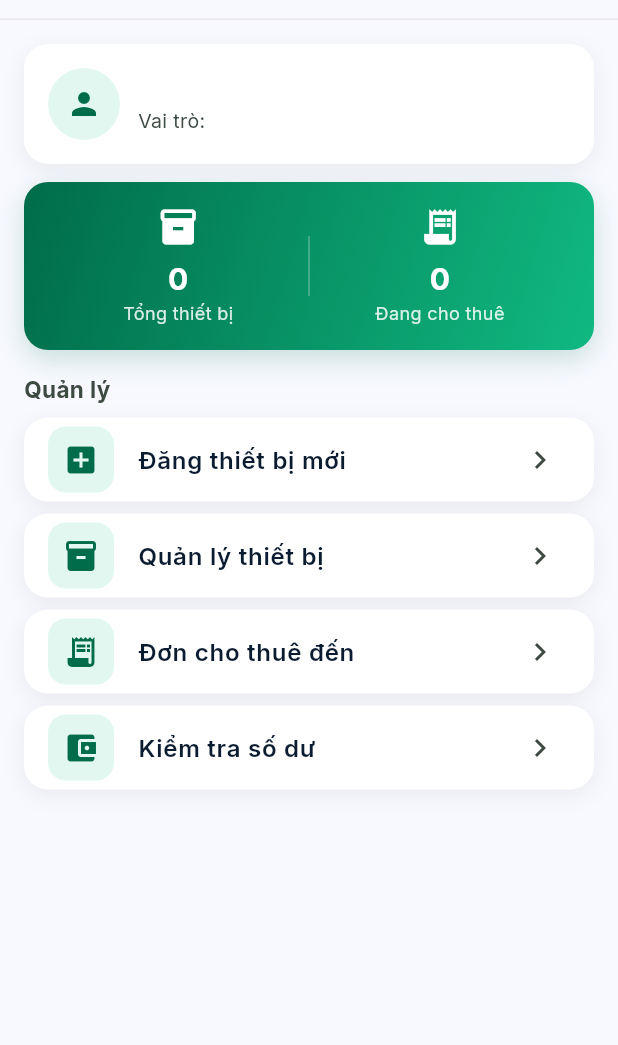
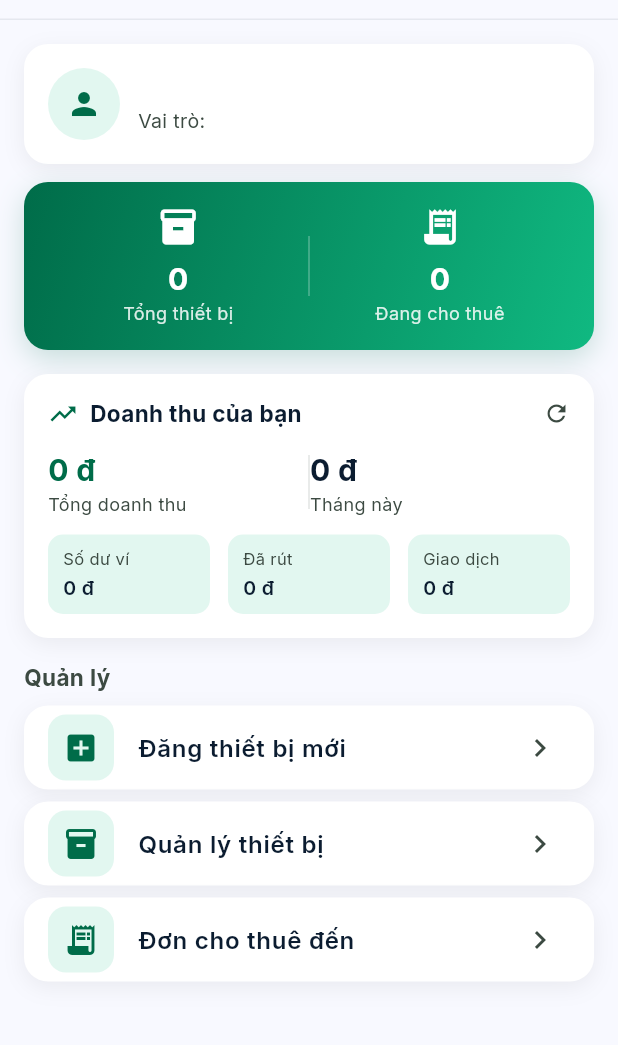
Before and after one commit to thanhduy2307/P2P-Tech-Camping-Rental-Platform, a Flutter app: the LenderDashboardScreen screen opened by its route, on a phone screen of 412 x 824 dp, the part 76-1121 px from its top. Run offline on Flutter 3.47's test engine with Material 3 defaults, Android fonts, the phone set to English and light mode, and no system bars; our stand-ins replace cached_network_image, flutter_image_compress, geolocator, image_picker, shared_preferences; accounts and stored records are empty; network calls fail.

Commit message:
feat: lender revenue dashboard (lender-stats API + mobile revenue card), fix pollGoogleSession paren bug

```diff
--- a/mobile/lib/screens/lender/lender_dashboard_screen.dart
+++ b/mobile/lib/screens/lender/lender_dashboard_screen.dart
@@ -1,13 +1,11 @@
 import 'package:flutter/material.dart';
 import 'package:provider/provider.dart';
 import 'package:velox_mobile/core/theme.dart';
-import 'package:velox_mobile/models/asset.dart';
 import 'package:velox_mobile/providers/auth_provider.dart';
 import 'package:velox_mobile/services/asset_service.dart';
 import 'package:velox_mobile/services/auth_service.dart';
 import 'package:velox_mobile/widgets/app_shell.dart';
 import 'package:velox_mobile/widgets/common.dart';
-import 'package:velox_mobile/widgets/equip_dialog.dart';
 
 class LenderDashboardScreen extends StatefulWidget {
   const LenderDashboardScreen({super.key});
@@ -20,6 +18,8 @@ class _LenderDashboardScreenState extends State<LenderDashboardScreen> {
   int _assetCount = 0;
   int _activeRentals = 0;
   bool _loadingStats = true;
+  Map<String, dynamic> _revenue = {};
+  bool _loadingRevenue = true;
 
   @override
   void initState() {
@@ -43,7 +43,25 @@ class _LenderDashboardScreenState extends State<LenderDashboardScreen> {
         if (mounted && _assetCount == 0) _loadStats();
       });
     }
+    _loadRevenue();
   }
+
+  Future<void> _loadRevenue() async {
+    try {
+      final stats = await AuthService.getLenderStats();
+      if (!mounted) return;
+      setState(() {
+        _revenue = stats;
+        _loadingRevenue = false;
+      });
+    } catch (_) {
+      if (!mounted) return;
+      setState(() => _loadingRevenue = false);
+    }
+  }
+
+  double _rev(String key) =>
+      ((_revenue[key] ?? 0) as num).toDouble();
 
   @override
   Widget build(BuildContext context) {
@@ -126,6 +144,96 @@ class _LenderDashboardScreenState extends State<LenderDashboardScreen> {
             ),
           ),
           const SizedBox(height: 16),
+          Container(
+            width: double.infinity,
+            padding: const EdgeInsets.all(16),
+            decoration: BoxDecoration(
+              color: Colors.white,
+              borderRadius: BorderRadius.circular(16),
+              boxShadow: [
+                BoxShadow(
+                  color: Colors.black.withValues(alpha: 0.06),
+                  blurRadius: 12,
+                  offset: const Offset(0, 4),
+                ),
+              ],
+            ),
+            child: Column(
+              crossAxisAlignment: CrossAxisAlignment.start,
+              children: [
+                Row(
+                  children: [
+                    const Icon(Icons.trending_up, color: AppTheme.primary, size: 20),
+                    const SizedBox(width: 8),
+                    const Text('Doanh thu của bạn',
+                        style: TextStyle(
+                            fontWeight: FontWeight.bold,
+                            fontSize: 15,
+                            color: AppTheme.onSurface)),
+                    const Spacer(),
+                    GestureDetector(
+                      onTap: _loadRevenue,
+                      child: const Icon(Icons.refresh,
+                          size: 18, color: AppTheme.onSurfaceVariant),
+                    ),
+                  ],
+                ),
+                const SizedBox(height: 12),
+                Row(
+                  children: [
+                    Expanded(
+                      child: Column(
+                        crossAxisAlignment: CrossAxisAlignment.start,
+                        children: [
+                          Text(_loadingRevenue ? '...' : UiHelper.formatVnd(_rev('totalEarnings')),
+                              style: const TextStyle(
+                                  fontWeight: FontWeight.bold,
+                                  fontSize: 20,
+                                  color: AppTheme.primary)),
+                          Text('Tổng doanh thu',
+                              style: TextStyle(
+                                  fontSize: 12,
+                                  color: AppTheme.onSurfaceVariant)),
+                        ],
+                      ),
+                    ),
+                    Container(
+                      width: 1,
+                      height: 36,
+                      color: AppTheme.onSurfaceVariant.withValues(alpha: 0.15),
+                    ),
+                    Expanded(
+                      child: Column(
+                        crossAxisAlignment: CrossAxisAlignment.start,
+                        children: [
+                          Text(_loadingRevenue ? '...' : UiHelper.formatVnd(_rev('monthEarnings')),
+                              style: const TextStyle(
+                                  fontWeight: FontWeight.bold,
+                                  fontSize: 20,
+                                  color: AppTheme.onSurface)),
+                          Text('Tháng này',
+                              style: TextStyle(
+                                  fontSize: 12,
+                                  color: AppTheme.onSurfaceVariant)),
+                        ],
+                      ),
+                    ),
+                  ],
+                ),
+                const SizedBox(height: 12),
+                Row(
+                  children: [
+                    _revenueMini('Số dư ví', _rev('balance')),
+                    const SizedBox(width: 12),
+                    _revenueMini('Đã rút', _rev('totalWithdrawn')),
+                    const SizedBox(width: 12),
+                    _revenueMini('Giao dịch', _rev('transactionCount')),
+                  ],
+                ),
+              ],
+            ),
+          ),
+          const SizedBox(height: 16),
           const Text('Quản lý',
               style: TextStyle(
                   fontWeight: FontWeight.bold,
@@ -140,22 +248,35 @@ class _LenderDashboardScreenState extends State<LenderDashboardScreen> {
           const SizedBox(height: 8),
           _menuTile(Icons.receipt_long, 'Đơn cho thuê đến',
               () => Navigator.pushNamed(context, '/my-orders')),
-          const SizedBox(height: 8),
-          _menuTile(Icons.account_balance_wallet, 'Kiểm tra số dư', () async {
-            _loadStats();
-            UiHelper.showLoading(context);
-            try {
-              final bal = await AuthService.getBalance();
-              if (!context.mounted) return;
-              UiHelper.hideLoading(context);
-              EquipDialog.info(context, 'Số dư ví: ${UiHelper.formatVnd(bal)}');
-            } catch (e) {
-              if (!context.mounted) return;
-              UiHelper.hideLoading(context);
-              UiHelper.showErrorToast(context, e);
-            }
-          }),
         ],
+      ),
+    );
+  }
+
+  Widget _revenueMini(String label, double value) {
+    return Expanded(
+      child: Container(
+        padding: const EdgeInsets.symmetric(vertical: 8, horizontal: 10),
+        decoration: BoxDecoration(
+          color: AppTheme.primaryContainer.withValues(alpha: 0.12),
+          borderRadius: BorderRadius.circular(10),
+        ),
+        child: Column(
+          crossAxisAlignment: CrossAxisAlignment.start,
+          children: [
+            Text(label,
+                style: TextStyle(
+                    fontSize: 11, color: AppTheme.onSurfaceVariant)),
+            const SizedBox(height: 2),
+            Text(_loadingRevenue ? '...' : UiHelper.formatVnd(value),
+                style: const TextStyle(
+                    fontWeight: FontWeight.w600,
+                    fontSize: 13,
+                    color: AppTheme.onSurface),
+                maxLines: 1,
+                overflow: TextOverflow.ellipsis),
+          ],
+        ),
       ),
     );
   }
--- a/mobile/lib/services/auth_service.dart
+++ b/mobile/lib/services/auth_service.dart
@@ -140,6 +140,11 @@ class AuthService {
     return (res['data']['balance'] as num).toDouble();
   }
 
+  static Future<Map<String, dynamic>> getLenderStats() async {
+    final res = await ApiClient.get('/auth/lender-stats');
+    return (res['data'] as Map<String, dynamic>?) ?? {};
+  }
+
   static Future<void> updateAvatar(String base64DataUri) async {
     await ApiClient.put('/auth/update-avatar', {'avatar': base64DataUri});
   }
@@ -160,7 +165,7 @@ class AuthService {
       final res = await ApiClient.get('/auth/google/session/$sessionId');
       final data = res['data'] as Map<String, dynamic>?;
       if (data == null) return null;
-      if (data['status'] as String? == 'pending') return null;
+      if ((data['status'] as String?) == 'pending') return null;
       return data;
     } catch (_) { return null; }
   }
```
Also changed, not shown: 2 other files.
